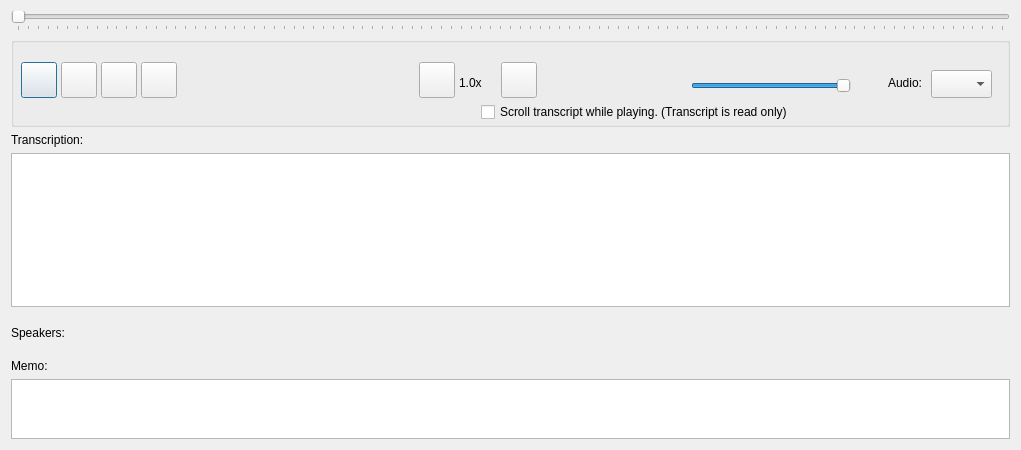
Above: GUI_UIs/ui_dialog_view_av.ui from ccbogel/QualCoder before the change. Below: the same form after it.
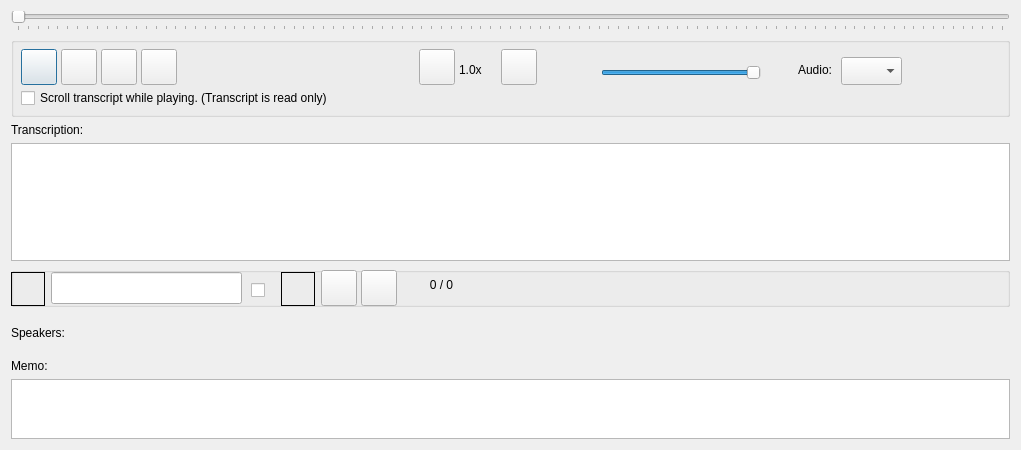
That is the form after the change.

```diff
--- a/GUI_UIs/ui_dialog_view_av.ui
+++ b/GUI_UIs/ui_dialog_view_av.ui
@@ -14,54 +14,6 @@
    <string>View Audio Video</string>
   </property>
   <layout class="QGridLayout" name="gridLayout">
-   <item row="8" column="0">
-    <widget class="QTextEdit" name="textEdit">
-     <property name="minimumSize">
-      <size>
-       <width>0</width>
-       <height>60</height>
-      </size>
-     </property>
-     <property name="maximumSize">
-      <size>
-       <width>16777215</width>
-       <height>80</height>
-      </size>
-     </property>
-     <property name="toolTip">
-      <string>&lt;html&gt;&lt;head/&gt;&lt;body&gt;&lt;p&gt;Memo&lt;/p&gt;&lt;/body&gt;&lt;/html&gt;</string>
-     </property>
-     <property name="tabChangesFocus">
-      <bool>true</bool>
-     </property>
-    </widget>
-   </item>
-   <item row="5" column="0">
-    <widget class="QTextEdit" name="textEdit_transcription">
-     <property name="minimumSize">
-      <size>
-       <width>0</width>
-       <height>40</height>
-      </size>
-     </property>
-     <property name="maximumSize">
-      <size>
-       <width>16777215</width>
-       <height>167700</height>
-      </size>
-     </property>
-     <property name="tabChangesFocus">
-      <bool>true</bool>
-     </property>
-    </widget>
-   </item>
-   <item row="7" column="0">
-    <widget class="QLabel" name="label_memo">
-     <property name="text">
-      <string>Memo:</string>
-     </property>
-    </widget>
-   </item>
    <item row="4" column="0">
     <widget class="QLabel" name="label_transcription">
      <property name="toolTip">
@@ -72,7 +24,35 @@
      </property>
     </widget>
    </item>
-   <item row="6" column="0">
+   <item row="0" column="0">
+    <widget class="QSlider" name="horizontalSlider">
+     <property name="toolTip">
+      <string>&lt;html&gt;&lt;head/&gt;&lt;body&gt;&lt;p&gt;Left click on the slider button and drag left or right to change audio/video position.&lt;/p&gt;&lt;/body&gt;&lt;/html&gt;</string>
+     </property>
+     <property name="minimum">
+      <number>0</number>
+     </property>
+     <property name="maximum">
+      <number>1000</number>
+     </property>
+     <property name="singleStep">
+      <number>1</number>
+     </property>
+     <property name="value">
+      <number>0</number>
+     </property>
+     <property name="orientation">
+      <enum>Qt::Horizontal</enum>
+     </property>
+     <property name="tickPosition">
+      <enum>QSlider::TicksBelow</enum>
+     </property>
+     <property name="tickInterval">
+      <number>10</number>
+     </property>
+    </widget>
+   </item>
+   <item row="7" column="0">
     <widget class="QLabel" name="label_speakers">
      <property name="minimumSize">
       <size>
@@ -94,18 +74,59 @@
      </property>
     </widget>
    </item>
+   <item row="9" column="0">
+    <widget class="QTextEdit" name="textEdit">
+     <property name="minimumSize">
+      <size>
+       <width>0</width>
+       <height>60</height>
+      </size>
+     </property>
+     <property name="maximumSize">
+      <size>
+       <width>16777215</width>
+       <height>80</height>
+      </size>
+     </property>
+     <property name="toolTip">
+      <string>&lt;html&gt;&lt;head/&gt;&lt;body&gt;&lt;p&gt;Memo&lt;/p&gt;&lt;/body&gt;&lt;/html&gt;</string>
+     </property>
+     <property name="tabChangesFocus">
+      <bool>true</bool>
+     </property>
+    </widget>
+   </item>
+   <item row="5" column="0">
+    <widget class="QTextEdit" name="textEdit_transcription">
+     <property name="minimumSize">
+      <size>
+       <width>0</width>
+       <height>40</height>
+      </size>
+     </property>
+     <property name="maximumSize">
+      <size>
+       <width>16777215</width>
+       <height>167700</height>
+      </size>
+     </property>
+     <property name="tabChangesFocus">
+      <bool>true</bool>
+     </property>
+    </widget>
+   </item>
    <item row="3" column="0">
     <widget class="QGroupBox" name="groupBox_2">
      <property name="minimumSize">
       <size>
        <width>0</width>
-       <height>90</height>
+       <height>80</height>
       </size>
      </property>
      <property name="maximumSize">
       <size>
        <width>16777215</width>
-       <height>90</height>
+       <height>80</height>
       </size>
      </property>
      <property name="title">
@@ -115,7 +136,7 @@
       <property name="geometry">
        <rect>
         <x>10</x>
-        <y>25</y>
+        <y>12</y>
         <width>36</width>
         <height>36</height>
        </rect>
@@ -130,8 +151,8 @@
      <widget class="QSlider" name="horizontalSlider_vol">
       <property name="geometry">
        <rect>
-        <x>680</x>
-        <y>40</y>
+        <x>590</x>
+        <y>27</y>
         <width>160</width>
         <height>18</height>
        </rect>
@@ -149,8 +170,8 @@
      <widget class="QLabel" name="label_volume">
       <property name="geometry">
        <rect>
-        <x>630</x>
-        <y>29</y>
+        <x>540</x>
+        <y>16</y>
         <width>32</width>
         <height>32</height>
        </rect>
@@ -169,7 +190,7 @@
       <property name="geometry">
        <rect>
         <x>220</x>
-        <y>35</y>
+        <y>22</y>
         <width>171</width>
         <height>21</height>
        </rect>
@@ -181,8 +202,8 @@
      <widget class="QComboBox" name="comboBox_tracks">
       <property name="geometry">
        <rect>
-        <x>920</x>
-        <y>33</y>
+        <x>830</x>
+        <y>20</y>
         <width>61</width>
         <height>28</height>
        </rect>
@@ -191,8 +212,8 @@
      <widget class="QLabel" name="label_audio">
       <property name="geometry">
        <rect>
-        <x>850</x>
-        <y>36</y>
+        <x>760</x>
+        <y>23</y>
         <width>61</width>
         <height>20</height>
        </rect>
@@ -207,8 +228,8 @@
      <widget class="QCheckBox" name="checkBox_scroll_transcript">
       <property name="geometry">
        <rect>
-        <x>470</x>
-        <y>64</y>
+        <x>10</x>
+        <y>50</y>
         <width>511</width>
         <height>22</height>
        </rect>
@@ -221,7 +242,7 @@
       <property name="geometry">
        <rect>
         <x>448</x>
-        <y>36</y>
+        <y>23</y>
         <width>41</width>
         <height>20</height>
        </rect>
@@ -237,7 +258,7 @@
       <property name="geometry">
        <rect>
         <x>180</x>
-        <y>30</y>
+        <y>17</y>
         <width>32</width>
         <height>32</height>
        </rect>
@@ -253,7 +274,7 @@
       <property name="geometry">
        <rect>
         <x>408</x>
-        <y>25</y>
+        <y>12</y>
         <width>36</width>
         <height>36</height>
        </rect>
@@ -269,7 +290,7 @@
       <property name="geometry">
        <rect>
         <x>490</x>
-        <y>25</y>
+        <y>12</y>
         <width>36</width>
         <height>36</height>
        </rect>
@@ -285,7 +306,7 @@
       <property name="geometry">
        <rect>
         <x>50</x>
-        <y>25</y>
+        <y>12</y>
         <width>36</width>
         <height>36</height>
        </rect>
@@ -301,7 +322,7 @@
       <property name="geometry">
        <rect>
         <x>90</x>
-        <y>25</y>
+        <y>12</y>
         <width>36</width>
         <height>36</height>
        </rect>
@@ -317,7 +338,7 @@
       <property name="geometry">
        <rect>
         <x>130</x>
-        <y>25</y>
+        <y>12</y>
         <width>36</width>
         <height>36</height>
        </rect>
@@ -331,32 +352,163 @@
      </widget>
     </widget>
    </item>
-   <item row="0" column="0">
-    <widget class="QSlider" name="horizontalSlider">
-     <property name="toolTip">
-      <string>&lt;html&gt;&lt;head/&gt;&lt;body&gt;&lt;p&gt;Left click on the slider button and drag left or right to change audio/video position.&lt;/p&gt;&lt;/body&gt;&lt;/html&gt;</string>
+   <item row="8" column="0">
+    <widget class="QLabel" name="label_memo">
+     <property name="text">
+      <string>Memo:</string>
      </property>
-     <property name="minimum">
-      <number>0</number>
+    </widget>
+   </item>
+   <item row="6" column="0">
+    <widget class="QGroupBox" name="groupBox_search_text">
+     <property name="minimumSize">
+      <size>
+       <width>0</width>
+       <height>40</height>
+      </size>
      </property>
-     <property name="maximum">
-      <number>1000</number>
+     <property name="maximumSize">
+      <size>
+       <width>16777215</width>
+       <height>40</height>
+      </size>
      </property>
-     <property name="singleStep">
-      <number>1</number>
+     <property name="title">
+      <string/>
      </property>
-     <property name="value">
-      <number>0</number>
-     </property>
-     <property name="orientation">
-      <enum>Qt::Horizontal</enum>
-     </property>
-     <property name="tickPosition">
-      <enum>QSlider::TicksBelow</enum>
-     </property>
-     <property name="tickInterval">
-      <number>10</number>
-     </property>
+     <widget class="QLineEdit" name="lineEdit_search">
+      <property name="geometry">
+       <rect>
+        <x>40</x>
+        <y>5</y>
+        <width>191</width>
+        <height>32</height>
+       </rect>
+      </property>
+      <property name="toolTip">
+       <string>&lt;html&gt;&lt;head/&gt;&lt;body&gt;&lt;p&gt;Search for text.&lt;/p&gt;&lt;p&gt;check &lt;span style=&quot; font-weight:600;&quot;&gt;All journals&lt;/span&gt; for searching all journals&lt;/p&gt;&lt;/body&gt;&lt;/html&gt;</string>
+      </property>
+     </widget>
+     <widget class="QLabel" name="label_search_all_journals">
+      <property name="geometry">
+       <rect>
+        <x>270</x>
+        <y>5</y>
+        <width>34</width>
+        <height>34</height>
+       </rect>
+      </property>
+      <property name="toolTip">
+       <string>&lt;html&gt;&lt;head/&gt;&lt;body&gt;&lt;p&gt;Search all journals&lt;/p&gt;&lt;/body&gt;&lt;/html&gt;</string>
+      </property>
+      <property name="autoFillBackground">
+       <bool>false</bool>
+      </property>
+      <property name="frameShape">
+       <enum>QFrame::Box</enum>
+      </property>
+      <property name="text">
+       <string/>
+      </property>
+      <property name="alignment">
+       <set>Qt::AlignRight|Qt::AlignTrailing|Qt::AlignVCenter</set>
+      </property>
+      <property name="wordWrap">
+       <bool>true</bool>
+      </property>
+     </widget>
+     <widget class="QCheckBox" name="checkBox_search_all_journals">
+      <property name="geometry">
+       <rect>
+        <x>240</x>
+        <y>5</y>
+        <width>21</width>
+        <height>36</height>
+       </rect>
+      </property>
+      <property name="toolTip">
+       <string>&lt;html&gt;&lt;head/&gt;&lt;body&gt;&lt;p&gt;search all journals&lt;/p&gt;&lt;/body&gt;&lt;/html&gt;</string>
+      </property>
+      <property name="text">
+       <string/>
+      </property>
+     </widget>
+     <widget class="QPushButton" name="pushButton_next">
+      <property name="geometry">
+       <rect>
+        <x>350</x>
+        <y>3</y>
+        <width>36</width>
+        <height>36</height>
+       </rect>
+      </property>
+      <property name="toolTip">
+       <string>&lt;html&gt;&lt;head/&gt;&lt;body&gt;&lt;p&gt;Next&lt;/p&gt;&lt;/body&gt;&lt;/html&gt;</string>
+      </property>
+      <property name="text">
+       <string/>
+      </property>
+     </widget>
+     <widget class="QLabel" name="label_search_regex">
+      <property name="geometry">
+       <rect>
+        <x>0</x>
+        <y>5</y>
+        <width>34</width>
+        <height>34</height>
+       </rect>
+      </property>
+      <property name="toolTip">
+       <string>&lt;html&gt;&lt;head/&gt;&lt;body&gt;&lt;p&gt;Search uses Regex functions. &lt;/p&gt;&lt;p&gt;A dot ‘.’ is used as a wild card, e.g. ‘.ears’ will match ‘bears’ and ‘years’. &lt;/p&gt;&lt;p&gt;A ‘?’ after a character will match one or none times that character, e.g. ‘bears?’ will match ‘bear’ and ‘bears’ &lt;/p&gt;&lt;p&gt;&lt;span style=&quot; background-color:transparent;&quot;&gt;A ‘*’ after a character will match zero or more times. &lt;/span&gt;&lt;/p&gt;&lt;p&gt;&lt;span style=&quot; background-color:transparent;&quot;&gt;‘&lt;/span&gt;\. will match the dot symbol, ‘\?’ will match the question mark. ‘\n’ will match the line ending symbol. &lt;/p&gt;&lt;p&gt;Regex cheatsheet: &lt;a href=&quot;http://www.rexegg.com/regex-quickstart.html&quot;&gt;&lt;span style=&quot; text-decoration: underline; color:#000080;&quot;&gt;www.rexegg.com/regex-quickstart.html&lt;/span&gt;&lt;/a&gt;&lt;/p&gt;&lt;/body&gt;&lt;/html&gt;</string>
+      </property>
+      <property name="autoFillBackground">
+       <bool>false</bool>
+      </property>
+      <property name="frameShape">
+       <enum>QFrame::Box</enum>
+      </property>
+      <property name="text">
+       <string/>
+      </property>
+      <property name="alignment">
+       <set>Qt::AlignRight|Qt::AlignTrailing|Qt::AlignVCenter</set>
+      </property>
+      <property name="wordWrap">
+       <bool>true</bool>
+      </property>
+     </widget>
+     <widget class="QPushButton" name="pushButton_previous">
+      <property name="geometry">
+       <rect>
+        <x>310</x>
+        <y>3</y>
+        <width>36</width>
+        <height>36</height>
+       </rect>
+      </property>
+      <property name="toolTip">
+       <string>&lt;html&gt;&lt;head/&gt;&lt;body&gt;&lt;p&gt;Previous&lt;/p&gt;&lt;/body&gt;&lt;/html&gt;</string>
+      </property>
+      <property name="text">
+       <string/>
+      </property>
+     </widget>
+     <widget class="QLabel" name="label_search_totals">
+      <property name="geometry">
+       <rect>
+        <x>390</x>
+        <y>7</y>
+        <width>81</width>
+        <height>22</height>
+       </rect>
+      </property>
+      <property name="text">
+       <string>0 / 0</string>
+      </property>
+      <property name="alignment">
+       <set>Qt::AlignCenter</set>
+      </property>
+     </widget>
     </widget>
    </item>
   </layout>
```
